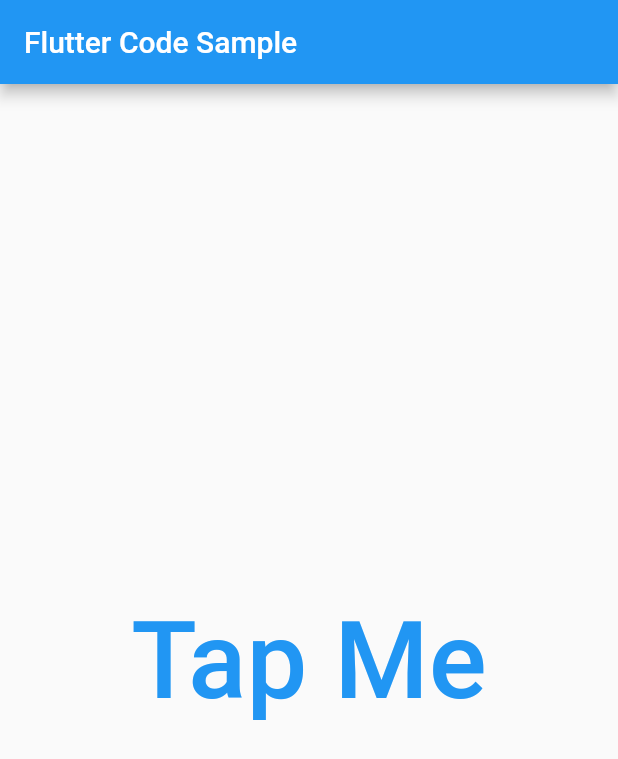
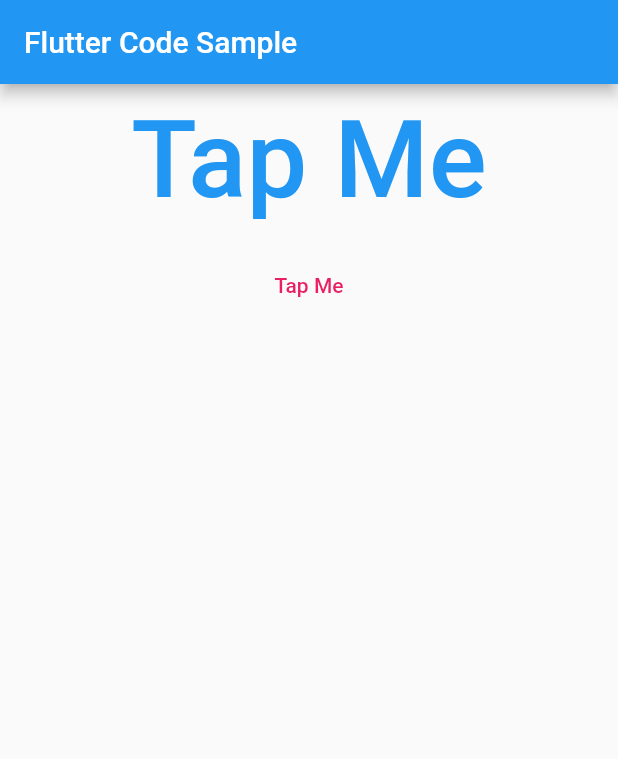
Before and after one commit to sanjibsinha/flutter_artisan, a Flutter app: the screen it shows after launch, after a tap on "Tap Me", on a phone screen of 412 x 824 dp. Shown: the top 759 px of the screen. Run offline on Flutter 3.47's test engine with Material 2 defaults, Android fonts, the phone set to English and light mode, and no system bars.

Commit message:
Added branch second tween animation builder

```diff
--- a/lib/main.dart
+++ b/lib/main.dart
@@ -20,6 +20,7 @@ class MyApp extends StatelessWidget {
     );
   }
 }
+
 /// chnaging the name
 class TweenAnimationExample extends StatefulWidget {
   const TweenAnimationExample({Key? key}) : super(key: key);
@@ -29,18 +30,21 @@ class TweenAnimationExample extends StatefulWidget {
 }
 
 class _TweenAnimationExampleState extends State<TweenAnimationExample> {
-  double endValue = 24.0;
+  double targetValue = 24.0;
+  Color endValue = Colors.pink;
 
   @override
   Widget build(BuildContext context) {
-    return TweenAnimationBuilder<double>(
-      tween: Tween<double>(begin: 0, end: endValue),
+    return Column(
+      children: [
+        TweenAnimationBuilder<double>(
+          tween: Tween<double>(begin: 0, end: targetValue),
           duration: const Duration(seconds: 1),
           builder: (BuildContext context, double size, Widget? child) {
             return TextButton(
               onPressed: () {
                 setState(() {
-              endValue = endValue == 24.0 ? 72.0 : 24.0;
+                  targetValue = targetValue == 24.0 ? 72.0 : 24.0;
                 });
               },
               child: Text(
@@ -51,6 +55,31 @@ class _TweenAnimationExampleState extends State<TweenAnimationExample> {
               ),
             );
           },
+        ),
+        const SizedBox(
+          height: 10.0,
+        ),
+        TweenAnimationBuilder<Color>(
+          tween: Tween<Color>(begin: Colors.amber, end: endValue),
+          duration: const Duration(seconds: 1),
+          builder: (BuildContext context, Color color, Widget? child) {
+            return TextButton(
+              onPressed: () {
+                setState(() {
+                  endValue =
+                      endValue == Colors.amber ? Colors.pink : Colors.amber;
+                });
+              },
+              child: Text(
+                'Tap Me',
+                style: TextStyle(
+                  color: color,
+                ),
+              ),
+            );
+          },
+        ),
+      ],
     );
   }
 }
```
Lines whose indentation alone changed are shown as unchanged.
